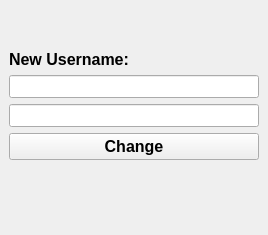
First picture: the form in Login_sys/GraphicGui/GGUIs/ChangeUsernameGGUI.ui, repository 1King-coder/LoginSistemWithMySQL, before the edit.
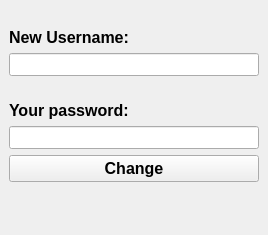
Second picture: the form after the edit.

Diff of the .ui file:
```diff
--- a/Login_sys/GraphicGui/GGUIs/ChangeUsernameGGUI.ui
+++ b/Login_sys/GraphicGui/GGUIs/ChangeUsernameGGUI.ui
@@ -15,23 +15,25 @@
   </property>
   <widget class="QWidget" name="centralwidget">
    <layout class="QGridLayout" name="gridLayout">
-    <item row="1" column="0">
-     <widget class="QLineEdit" name="New_username">
+    <item row="5" column="0">
+     <widget class="QLabel" name="Response">
       <property name="font">
        <font>
         <family>Microsoft YaHei UI</family>
-        <pointsize>10</pointsize>
+        <pointsize>11</pointsize>
+        <weight>75</weight>
+        <bold>true</bold>
        </font>
       </property>
       <property name="text">
        <string/>
       </property>
-      <property name="echoMode">
-       <enum>QLineEdit::Normal</enum>
+      <property name="alignment">
+       <set>Qt::AlignCenter</set>
       </property>
      </widget>
     </item>
-    <item row="3" column="0">
+    <item row="4" column="0">
      <widget class="QPushButton" name="Change_btn">
       <property name="font">
        <font>
@@ -64,25 +66,23 @@
       </property>
      </widget>
     </item>
-    <item row="4" column="0">
-     <widget class="QLabel" name="Response">
+    <item row="1" column="0">
+     <widget class="QLineEdit" name="New_username">
       <property name="font">
        <font>
         <family>Microsoft YaHei UI</family>
-        <pointsize>11</pointsize>
-        <weight>75</weight>
-        <bold>true</bold>
+        <pointsize>10</pointsize>
        </font>
       </property>
       <property name="text">
        <string/>
       </property>
-      <property name="alignment">
-       <set>Qt::AlignCenter</set>
+      <property name="echoMode">
+       <enum>QLineEdit::Normal</enum>
       </property>
      </widget>
     </item>
-    <item row="2" column="0">
+    <item row="3" column="0">
      <widget class="QLineEdit" name="Password">
       <property name="font">
        <font>
@@ -95,6 +95,24 @@
       </property>
      </widget>
     </item>
+    <item row="2" column="0">
+     <widget class="QLabel" name="label">
+      <property name="font">
+       <font>
+        <family>Microsoft YaHei UI</family>
+        <pointsize>12</pointsize>
+        <weight>75</weight>
+        <bold>true</bold>
+       </font>
+      </property>
+      <property name="text">
+       <string>Your password:</string>
+      </property>
+      <property name="alignment">
+       <set>Qt::AlignBottom|Qt::AlignLeading|Qt::AlignLeft</set>
+      </property>
+     </widget>
+    </item>
    </layout>
   </widget>
  </widget>
```
